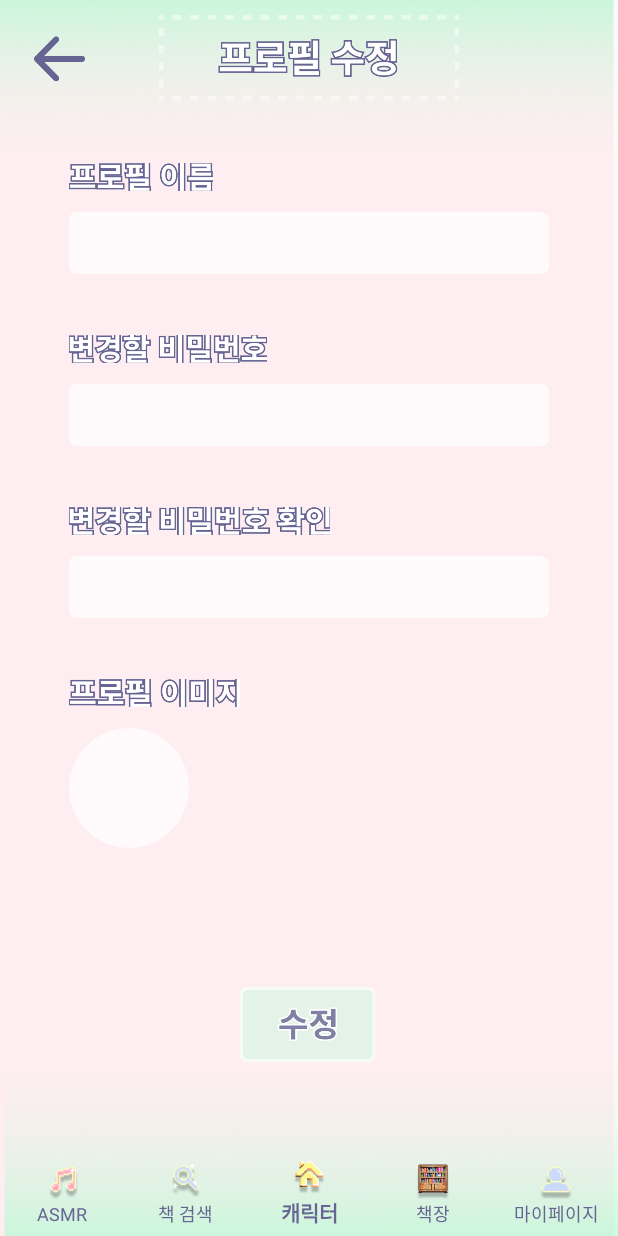
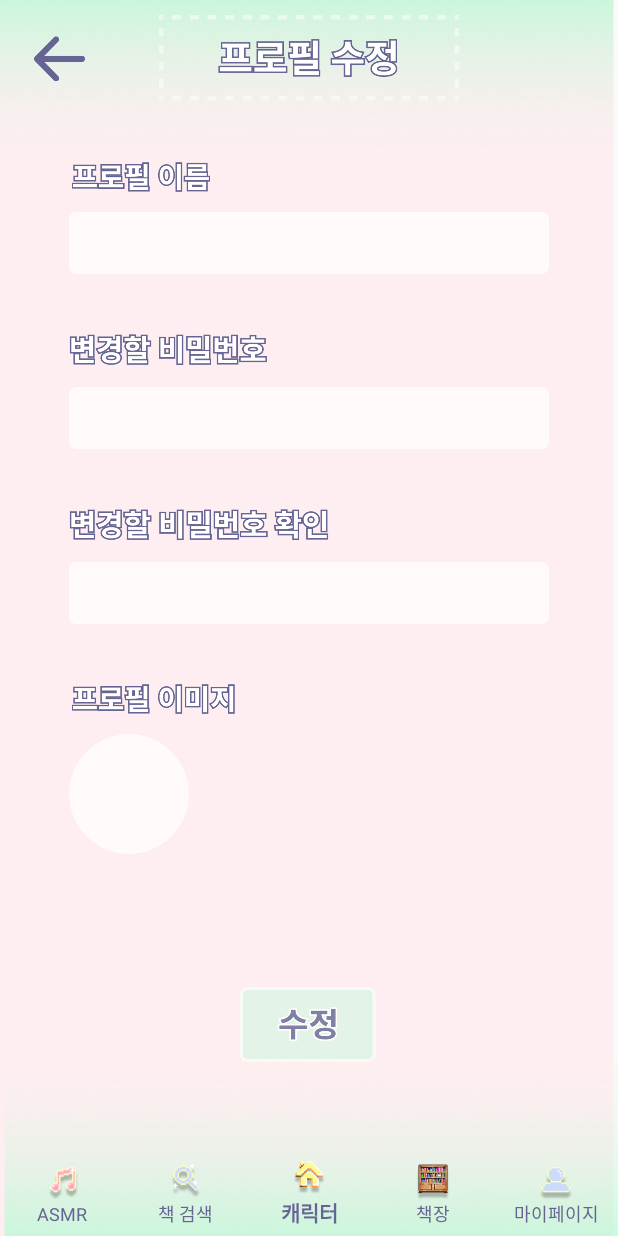
Before and after one commit to HJ2828/GURU2_Android_Book, an Android app: the fragment ChangeProfileFragment placed in its activity, on a phone screen of 412 x 824 dp. Run offline under Robolectric (Android 15) with nearby library versions, the phone set to English and light mode, and no system bars; our stand-ins replace CircleImageView; pictures from the network do not load; 1 statement that could not run was skipped.

Commit message:
2023.07.31 잘린 이미지 수정 및 마지막 목표 달성 시 텍스트 오류 수정 _ 김연아(Yeon09-a) - 잘린 이미지 수정 - 마지막 목표 달성 시 텍스트 바꾸기

```diff
--- a/app/src/main/java/com/example/guru2_book/HomeFragment.kt
+++ b/app/src/main/java/com/example/guru2_book/HomeFragment.kt
@@ -119,7 +119,11 @@ class HomeFragment : Fragment() {
         if(cursor.moveToNext()){
             bCount = cursor.getInt(0)
         }
-        textGoal.text = "책 $bCount 권 읽기"
+        if(goalNum == 16){
+            textGoal.text = "모든 목표를 달성하셨습니다."
+        } else {
+            textGoal.text = "책 $bCount 권 읽기"
+        }
 
         // 현재 읽은 책 수 가져오기 및 책 수 넣기
         var readCount : Int = 0 // 읽은 책 수
@@ -131,11 +135,7 @@ class HomeFragment : Fragment() {
         var wantCount : Int = 0 // 찜한 책 수
         cursor = bookDB.rawQuery("SELECT * FROM Want W, Book B WHERE W.WISBN = B.ISBN AND W.WEmail = '$userEmail' AND W.WNum = $profileNum ;", null)
         wantCount = cursor.count
-        if(goalNum == 16){
-            textDibs.text = "모든 목표를 달성하셨습니다."
-        } else {
-            textDibs.text = "찜한 책 수: $wantCount 권"
-        }
+        textDibs.text = "찜한 책 수: $wantCount 권"
 
         cursor.close()
         bookDB.close()
--- a/app/src/main/res/layout/fragment_change_profile.xml
+++ b/app/src/main/res/layout/fragment_change_profile.xml
@@ -90,7 +90,7 @@
                         <ImageView
                             android:id="@+id/imageView5"
                             android:layout_width="132dp"
-                            android:layout_height="20dp"
+                            android:layout_height="22dp"
                             android:layout_marginBottom="13dp"
                             android:src="@drawable/changeprofile_password" />
 
@@ -116,7 +116,7 @@
                         <ImageView
                             android:id="@+id/imageView6"
                             android:layout_width="174dp"
-                            android:layout_height="20dp"
+                            android:layout_height="22dp"
                             android:layout_marginBottom="13dp"
                             android:src="@drawable/changeprofile_passwordcheck" />
 
```
Also changed, not shown: app/src/main/res/drawable/add_changeprofile_age.png (deleted), app/src/main/res/drawable/add_changeprofile_image.png, app/src/main/res/drawable/add_changeprofile_name.png, app/src/main/res/drawable/bookshelf_read.png, app/src/main/res/drawable/bookshelf_record.png, app/src/main/res/drawable/bookshelf_want.png, app/src/main/res/drawable/changeprofile_password.png, app/src/main/res/drawable/changeprofile_passwordcheck.png, app/src/main/res/drawable/mypage_profiletext.png.
